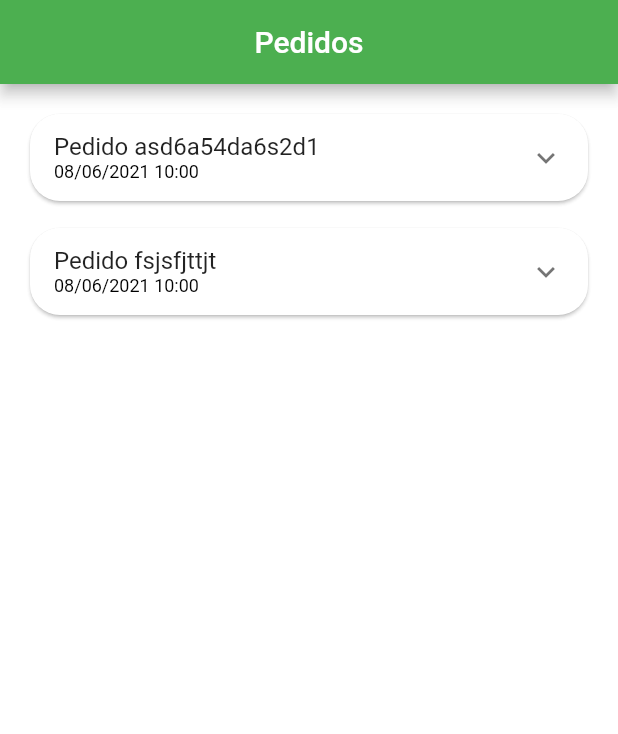
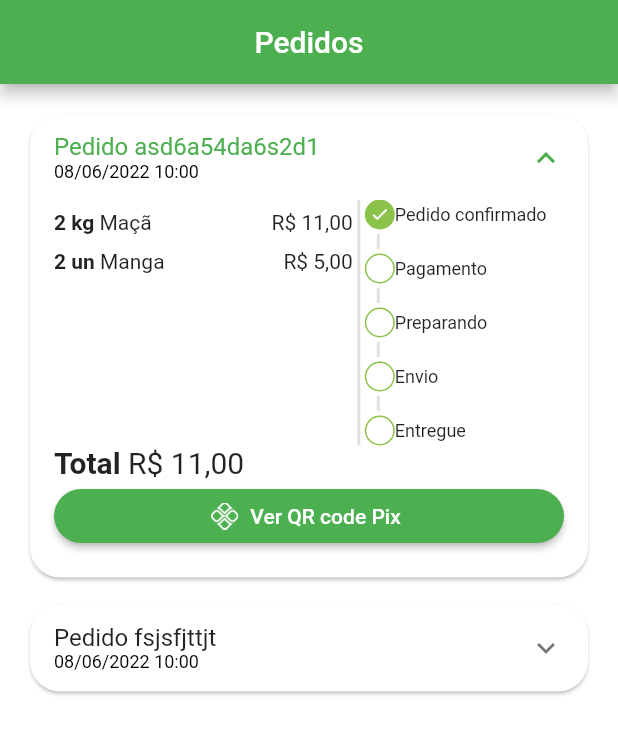
Before and after one commit to miradouro/greengrocer, a Flutter app: the OrdersTab screen opened directly, on a phone screen of 412 x 824 dp. Shown: the top 734 px of the screen. Run offline on Flutter 3.47's test engine with Material 2 defaults, Android fonts, the phone set to English and light mode, and no system bars; our stand-ins replace animated_text_kit, badges, mask_text_input_formatter.

Commit message:
aula 44 finalizada

```diff
--- a/lib/src/config/app_data.dart
+++ b/lib/src/config/app_data.dart
@@ -101,8 +101,8 @@ UserModel user = UserModel(
 List<OrderModel> orders = [
   OrderModel(
     copyAndPaste: 'q1w2e3r4t5y6',
-    createdDateTime: DateTime.parse('2021-06-08 10:00:10.458'),
-    overdueDateTime: DateTime.parse('2021-06-08 11:00:10.458'),
+    createdDateTime: DateTime.parse('2022-06-08 10:00:10.458'),
+    overdueDateTime: DateTime.parse('2023-06-08 11:00:10.458'),
     id: 'asd6a54da6s2d1',
     status: 'pending_payment',
     total: 11.0,
@@ -119,10 +119,10 @@ List<OrderModel> orders = [
   ),
   OrderModel(
     copyAndPaste: 'q1whdhadfhh',
-    createdDateTime: DateTime.parse('2021-06-08 10:00:10.458'),
-    overdueDateTime: DateTime.parse('2021-06-08 11:00:10.458'),
+    createdDateTime: DateTime.parse('2022-06-08 10:00:10.458'),
+    overdueDateTime: DateTime.parse('2023-06-08 11:00:10.458'),
     id: 'fsjsfjttjt',
-    status: 'pending_payment',
+    status: 'shipping',
     total: 11.0,
     items: [
       CartItemModel(
--- a/lib/src/pages/orders/components/order_status_widget.dart
+++ b/lib/src/pages/orders/components/order_status_widget.dart
@@ -6,13 +6,15 @@ class OrderStatusWidget extends StatelessWidget {
   final bool isOverdue;
 
   final Map<String, int> allStatus = <String, int>{
-    'pending_payment':0,
-    'refunded':1,
-    'paid':2,
-    'preparing_purchase':3,
-    'shipping':4,
-    'delivered':5
+    'pending_payment': 0,
+    'refunded': 1,
+    'paid': 2,
+    'preparing_purchase': 3,
+    'shipping': 4,
+    'delivered': 5
   };
+
+  int get currentStatus => allStatus[status]!;
 
   OrderStatusWidget({
     Key? key,
@@ -24,16 +26,46 @@ class OrderStatusWidget extends StatelessWidget {
   Widget build(BuildContext context) {
     return Column(
       crossAxisAlignment: CrossAxisAlignment.start,
-      children: const [
-        _StatusDot(
+      children: [
+        const _StatusDot(
           isActive: true,
-          title: 'teste de pagamento',
+          title: 'Pedido confirmado',
         ),
-        _CustomDivider(),
-        _StatusDot(
-          isActive: false,
-          title: 'pagamento efetuado',
-        )
+        const _CustomDivider(),
+
+        if (currentStatus == 1) ...[
+          const _StatusDot(
+            isActive: true,
+            title: 'Pix estornado',
+            backgroundColor: Colors.orange,
+          ),
+        ] else if(isOverdue) ...[
+          const _StatusDot(
+            isActive: true,
+            title: 'Pagamento Pix Vencido',
+            backgroundColor: Colors.red,
+          ),
+        ] else ...[
+          _StatusDot(
+            isActive: currentStatus >= 2,
+            title: 'Pagamento',
+          ),
+          const _CustomDivider(),
+          _StatusDot(
+            isActive: currentStatus >= 3,
+            title: 'Preparando',
+          ),
+          const _CustomDivider(),
+          _StatusDot(
+            isActive: currentStatus >= 4,
+            title: 'Envio',
+          ),
+          const _CustomDivider(),
+          _StatusDot(
+            isActive: currentStatus >= 5,
+            title: 'Entregue',
+          ),
+        ]
       ],
     );
   }
@@ -59,11 +91,14 @@ class _CustomDivider extends StatelessWidget {
 class _StatusDot extends StatelessWidget {
   final bool isActive;
   final String title;
+  final Color? backgroundColor;
+
 
   const _StatusDot({
     Key? key,
     required this.isActive,
     required this.title,
+    this.backgroundColor,
   }) : super(key: key);
 
   @override
@@ -81,14 +116,16 @@ class _StatusDot extends StatelessWidget {
               color: CustomColors.customSwatchColor,
             ),
             color:
-                isActive ? CustomColors.customSwatchColor : Colors.transparent,
+            isActive
+                ? backgroundColor ?? CustomColors.customSwatchColor
+                : Colors.transparent,
           ),
           child: isActive
               ? const Icon(
-                  Icons.check,
-                  size: 13,
-                  color: Colors.white,
-                )
+            Icons.check,
+            size: 13,
+            color: Colors.white,
+          )
               : const SizedBox.shrink(),
         ),
 
--- a/lib/src/pages/orders/components/order_tile.dart
+++ b/lib/src/pages/orders/components/order_tile.dart
@@ -23,6 +23,8 @@ class OrderTile extends StatelessWidget {
       child: Theme(
         data: Theme.of(context).copyWith(dividerColor: Colors.transparent),
         child: ExpansionTile(
+          initiallyExpanded: order.status == 'pending_payment',
+          expandedCrossAxisAlignment: CrossAxisAlignment.stretch,
           childrenPadding: const EdgeInsets.fromLTRB(16, 0, 16, 16),
           title: Column(
             mainAxisSize: MainAxisSize.min,
@@ -39,14 +41,14 @@ class OrderTile extends StatelessWidget {
             ],
           ),
           children: [
-            SizedBox(
-              height: 150,
+            IntrinsicHeight(
               child: Row(
                 children: [
-
                   // Lista de produtos
                   Expanded(
-                      flex: 3,
+                    flex: 3,
+                    child: SizedBox(
+                      height: 150,
                       child: ListView(
                         children: order.items.map((orderItem) {
                           return _OrderItemWidget(
@@ -54,7 +56,9 @@ class OrderTile extends StatelessWidget {
                             utilServices: utilServices,
                           );
                         }).toList(),
-                      )),
+                      ),
+                    ),
+                  ),
 
                   // Divisao
                   VerticalDivider(
@@ -73,7 +77,45 @@ class OrderTile extends StatelessWidget {
                   ),
                 ],
               ),
-            )
+            ),
+
+            // Total
+            Text.rich(
+              TextSpan(
+                style: const TextStyle(
+                  fontSize: 20,
+                ),
+                children: [
+                  const TextSpan(
+                    text: 'Total ',
+                    style: TextStyle(
+                      fontWeight: FontWeight.bold,
+                    ),
+                  ),
+                  TextSpan(
+                    text: utilServices.priceToCurrency(order.total),
+                  ),
+                ],
+              ),
+            ),
+
+            // Botão de Pagamento
+            Visibility(
+              visible: order.status == 'pending_payment',
+              child: ElevatedButton.icon(
+                style: ElevatedButton.styleFrom(
+                  shape: RoundedRectangleBorder(
+                    borderRadius: BorderRadius.circular(20),
+                  ),
+                ),
+                onPressed: () {},
+                icon: Image.asset(
+                  'assets/app_images/pix.png',
+                  height: 18,
+                ),
+                label: const Text('Ver QR code Pix'),
+              ),
+            ),
           ],
         ),
       ),
--- a/pubspec.yaml
+++ b/pubspec.yaml
@@ -64,6 +64,7 @@ flutter:
   # To add assets to your application, add an assets section, like this:
   assets:
     - assets/fruits/
+    - assets/app_images/
 
   # An image asset can refer to one or more resolution-specific "variants", see
   # https://flutter.dev/assets-and-images/#resolution-aware
```
Also changed, not shown: assets/app_images/pix.png (added).
